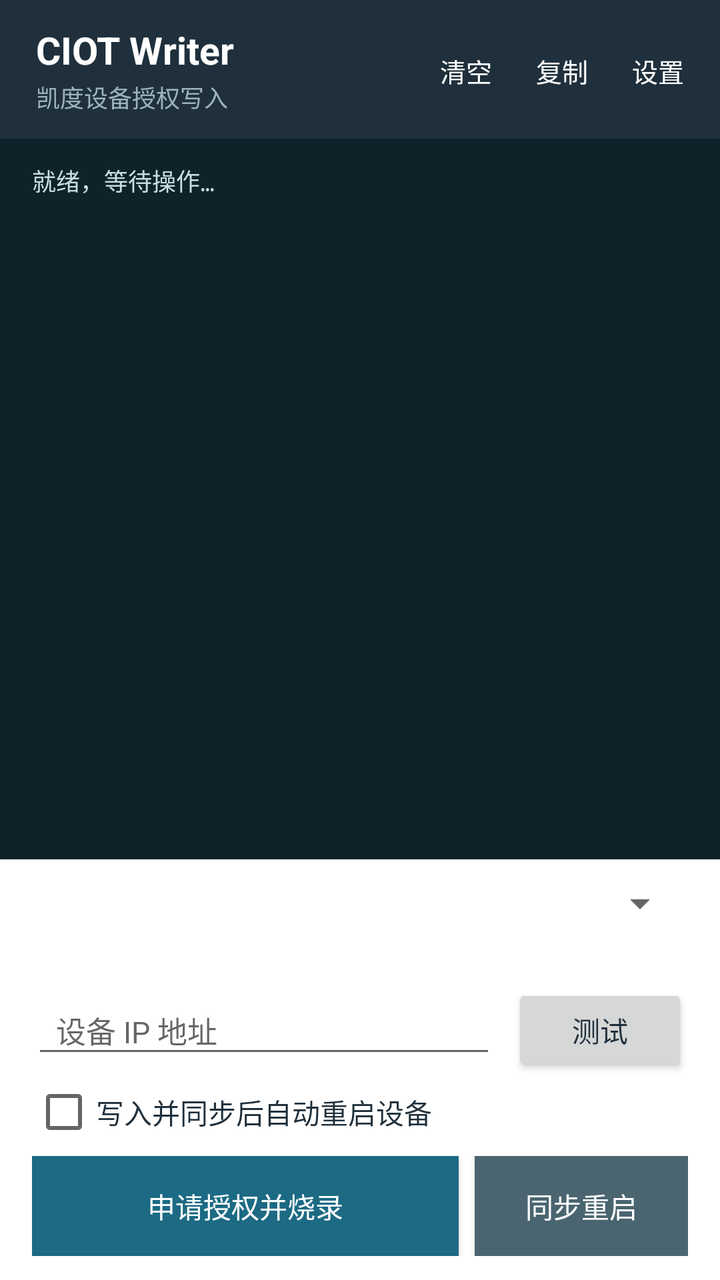
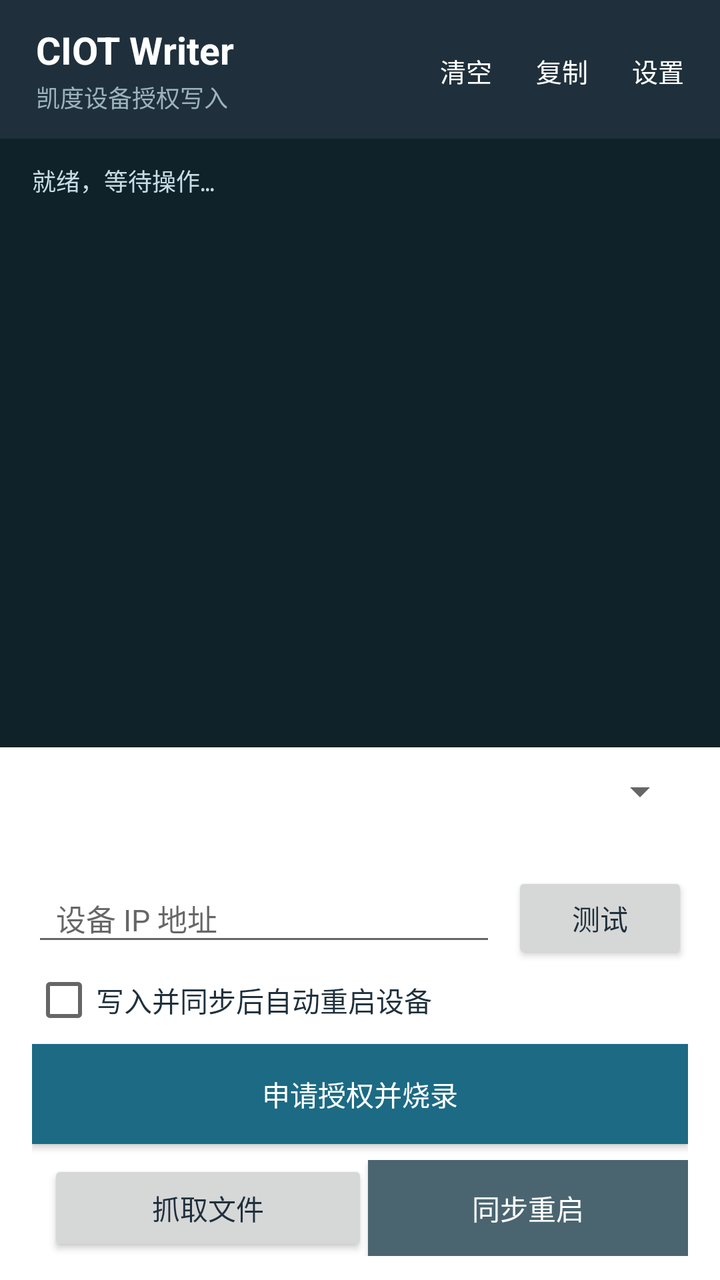

Two renders of the same Android screen: before a commit and after it. Below are the layout's source before the change and the commit's diff.
<!-- AndroidManifest.xml: application theme android:Theme.Material.Light.NoActionBar -->
<!-- res/layout/activity_main.xml -->
<?xml version="1.0" encoding="utf-8"?>
<LinearLayout xmlns:android="http://schemas.android.com/apk/res/android"
    android:layout_width="match_parent"
    android:layout_height="match_parent"
    android:background="@color/colorBackground"
    android:orientation="vertical">

    
    <LinearLayout
        android:id="@+id/topBar"
        android:layout_width="match_parent"
        android:layout_height="wrap_content"
        android:background="@color/colorDark"
        android:gravity="center_vertical"
        android:orientation="horizontal"
        android:paddingStart="18dp"
        android:paddingTop="12dp"
        android:paddingEnd="8dp"
        android:paddingBottom="12dp">

        <LinearLayout
            android:layout_width="0dp"
            android:layout_height="wrap_content"
            android:layout_weight="1"
            android:orientation="vertical">

            <TextView
                android:layout_width="wrap_content"
                android:layout_height="wrap_content"
                android:text="@string/app_title"
                android:textColor="@android:color/white"
                android:textSize="19sp"
                android:textStyle="bold" />

            <TextView
                android:id="@+id/titleStatus"
                android:layout_width="wrap_content"
                android:layout_height="wrap_content"
                android:layout_marginTop="2dp"
                android:text="@string/app_subtitle"
                android:textColor="@color/colorOnDarkMuted"
                android:textSize="12sp" />
        </LinearLayout>

        <Button
            android:id="@+id/clearLog"
            style="@style/CIOT.Button.Header"
            android:layout_width="wrap_content"
            android:layout_height="38dp"
            android:text="@string/btn_clear" />

        <Button
            android:id="@+id/copyLog"
            style="@style/CIOT.Button.Header"
            android:layout_width="wrap_content"
            android:layout_height="38dp"
            android:layout_marginStart="2dp"
            android:text="@string/btn_copy" />

        <Button
            android:id="@+id/openSettings"
            style="@style/CIOT.Button.Header"
            android:layout_width="wrap_content"
            android:layout_height="38dp"
            android:layout_marginStart="2dp"
            android:text="@string/btn_settings" />
    </LinearLayout>

    
    <ScrollView
        android:id="@+id/logScroll"
        android:layout_width="match_parent"
        android:layout_height="0dp"
        android:layout_weight="1"
        android:background="@color/colorTerminal"
        android:fillViewport="true"
        android:paddingStart="16dp"
        android:paddingTop="12dp"
        android:paddingEnd="16dp"
        android:paddingBottom="12dp"
        android:scrollbarStyle="insideInset"
        android:scrollbars="vertical">

        <TextView
            android:id="@+id/logView"
            android:layout_width="match_parent"
            android:layout_height="wrap_content"
            android:lineSpacingExtra="3dp"
            android:text="@string/log_ready"
            android:textColor="@color/colorTerminalText"
            android:textIsSelectable="true"
            android:textSize="12sp"
            android:typeface="monospace" />
    </ScrollView>

    
    <LinearLayout
        android:id="@+id/actionPanel"
        android:layout_width="match_parent"
        android:layout_height="wrap_content"
        android:background="@android:color/white"
        android:elevation="10dp"
        android:orientation="vertical"
        android:paddingStart="16dp"
        android:paddingTop="10dp"
        android:paddingEnd="16dp"
        android:paddingBottom="12dp">

        <Spinner
            android:id="@+id/templateSpinner"
            android:layout_width="match_parent"
            android:layout_height="wrap_content" />

        <TextView
            android:id="@+id/templateInfo"
            android:layout_width="match_parent"
            android:layout_height="wrap_content"
            android:layout_marginTop="4dp"
            android:textColor="@color/colorMuted"
            android:textSize="12sp" />

        <LinearLayout
            android:layout_width="match_parent"
            android:layout_height="wrap_content"
            android:layout_marginTop="8dp"
            android:gravity="center_vertical"
            android:orientation="horizontal">

            <EditText
                android:id="@+id/host"
                style="@style/CIOT.EditText"
                android:layout_width="0dp"
                android:layout_height="wrap_content"
                android:layout_weight="1"
                android:hint="@string/host_hint"
                android:inputType="text"
                android:singleLine="true" />

            <Button
                android:id="@+id/checkConnection"
                style="@style/CIOT.Button"
                android:layout_width="wrap_content"
                android:layout_height="46dp"
                android:layout_marginStart="8dp"
                android:text="@string/btn_check_short" />
        </LinearLayout>

        <CheckBox
            android:id="@+id/autoReboot"
            android:layout_width="match_parent"
            android:layout_height="wrap_content"
            android:layout_marginTop="2dp"
            android:text="@string/auto_reboot"
            android:textColor="@color/colorDark"
            android:textSize="14sp" />

        <LinearLayout
            android:layout_width="match_parent"
            android:layout_height="wrap_content"
            android:layout_marginTop="6dp"
            android:orientation="horizontal">

            <Button
                android:id="@+id/burn"
                style="@style/CIOT.Button.Primary"
                android:layout_width="0dp"
                android:layout_height="50dp"
                android:layout_weight="2"
                android:text="@string/btn_burn" />

            <Button
                android:id="@+id/syncRestart"
                style="@style/CIOT.Button.Sync"
                android:layout_width="0dp"
                android:layout_height="50dp"
                android:layout_marginStart="8dp"
                android:layout_weight="1"
                android:text="@string/btn_sync_short" />
        </LinearLayout>
    </LinearLayout>
</LinearLayout>
<!-- resources referenced by this layout -->
<resources>
  <color name="colorBackground">#F4F7F8</color>
  <color name="colorDark">#1F303C</color>
  <color name="colorMuted">#677A86</color>
  <color name="colorOnDarkMuted">#9CB2BD</color>
  <color name="colorTerminal">#0F2229</color>
  <color name="colorTerminalText">#C7DCE4</color>
  <string name="app_subtitle">凯度设备授权写入</string>
  <string name="app_title">CIOT Writer</string>
  <string name="auto_reboot">写入并同步后自动重启设备</string>
  <string name="btn_burn">申请授权并烧录</string>
  <string name="btn_check_short">测试</string>
  <string name="btn_clear">清空</string>
  <string name="btn_copy">复制</string>
  <string name="btn_settings">设置</string>
  <string name="btn_sync_short">同步重启</string>
  <string name="host_hint">设备 IP 地址</string>
  <string name="log_ready">就绪，等待操作…</string>
  <style name="CIOT.Button" parent="android:Widget.Material.Button">
          <item name="android:textSize">14sp</item>
          <item name="android:textColor">@color/colorDark</item>
          <item name="android:textAllCaps">false</item>
      </style>
  <style name="CIOT.Button.Header" parent="android:Widget.Material.Button.Borderless">
          <item name="android:textSize">13sp</item>
          <item name="android:textColor">@android:color/white</item>
          <item name="android:textAllCaps">false</item>
          <item name="android:minWidth">0dp</item>
          <item name="android:paddingStart">10dp</item>
          <item name="android:paddingEnd">10dp</item>
      </style>
  <style name="CIOT.Button.Primary" parent="CIOT.Button">
          <item name="android:background">@color/colorPrimary</item>
          <item name="android:textColor">@android:color/white</item>
      </style>
  <style name="CIOT.Button.Sync" parent="CIOT.Button">
          <item name="android:background">@color/colorSync</item>
          <item name="android:textColor">@android:color/white</item>
      </style>
  <style name="CIOT.EditText" parent="android:Widget.Material.EditText">
          <item name="android:textSize">15sp</item>
          <item name="android:paddingStart">12dp</item>
          <item name="android:paddingTop">8dp</item>
          <item name="android:paddingEnd">12dp</item>
          <item name="android:paddingBottom">8dp</item>
      </style>
  <color name="colorPrimary">#1C6A84</color>
  <color name="colorSync">#4A6570</color>
</resources>

<!-- the commit's change to res/layout/activity_main.xml (unified diff, before → after) -->
@@ -116,6 +116,7 @@
             android:layout_width="match_parent"
             android:layout_height="wrap_content"
             android:layout_marginTop="4dp"
+            android:paddingStart="8dp"
             android:textColor="@color/colorMuted"
             android:textSize="12sp" />
 
@@ -154,26 +155,32 @@
             android:textColor="@color/colorDark"
             android:textSize="14sp" />
 
+        <Button
+            android:id="@+id/burn"
+            style="@style/CIOT.Button.Primary"
+            android:layout_width="match_parent"
+            android:layout_height="50dp"
+            android:layout_marginTop="6dp"
+            android:text="@string/btn_burn" />
+
         <LinearLayout
             android:layout_width="match_parent"
             android:layout_height="wrap_content"
-            android:layout_marginTop="6dp"
+            android:layout_marginTop="8dp"
             android:orientation="horizontal">
-
             <Button
-                android:id="@+id/burn"
-                style="@style/CIOT.Button.Primary"
+                android:id="@+id/fetchFile"
+                style="@style/CIOT.Button"
                 android:layout_width="0dp"
-                android:layout_height="50dp"
-                android:layout_weight="2"
-                android:text="@string/btn_burn" />
-
+                android:layout_height="48dp"
+                android:layout_marginStart="8dp"
+                android:layout_weight="1"
+                android:text="@string/btn_fetch" />
             <Button
                 android:id="@+id/syncRestart"
                 style="@style/CIOT.Button.Sync"
                 android:layout_width="0dp"
-                android:layout_height="50dp"
-                android:layout_marginStart="8dp"
+                android:layout_height="48dp"
                 android:layout_weight="1"
                 android:text="@string/btn_sync_short" />
         </LinearLayout>
<!-- resource entries referenced after the edit -->
@@ -13,6 +13,7 @@
   <string name="btn_check_short">测试</string>
   <string name="btn_clear">清空</string>
   <string name="btn_copy">复制</string>
+  <string name="btn_fetch">抓取文件</string>
   <string name="btn_settings">设置</string>
   <string name="btn_sync_short">同步重启</string>
   <string name="host_hint">设备 IP 地址</string>
